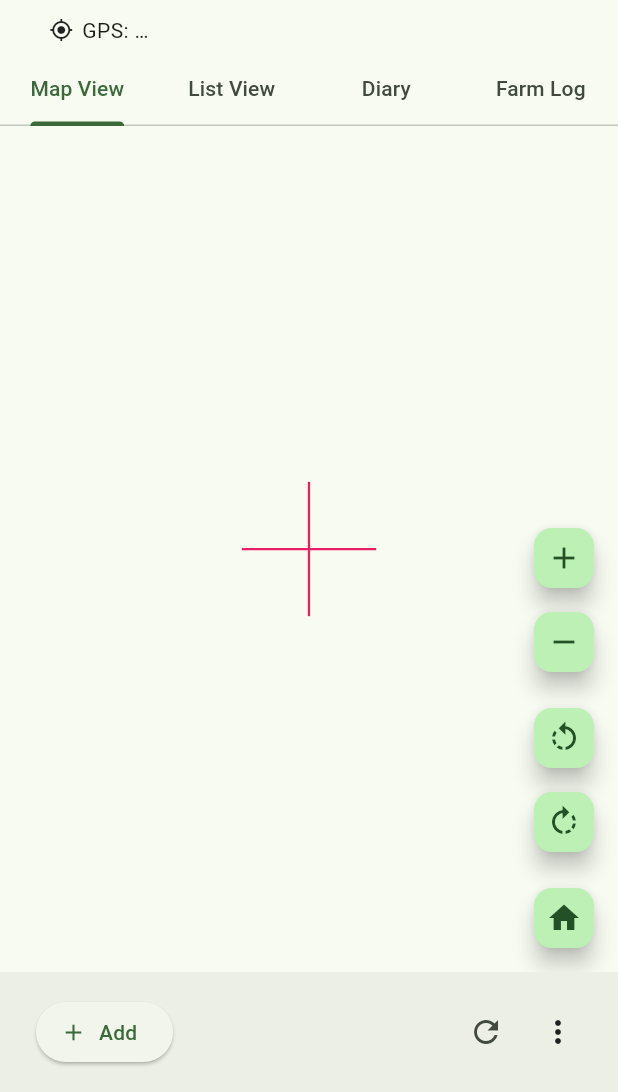
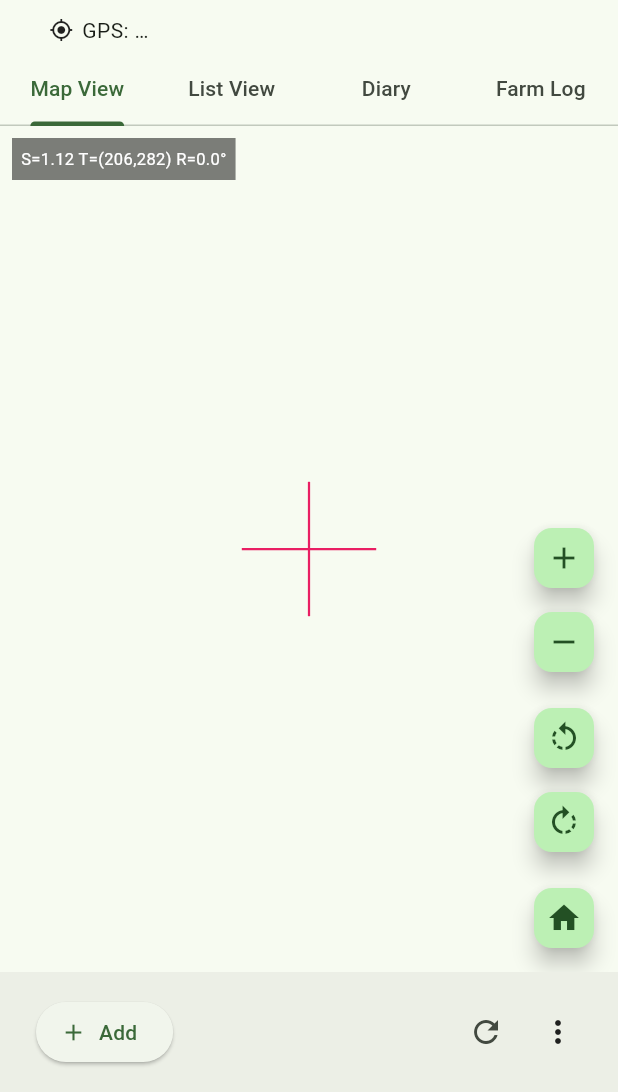
Before and after one commit to sivachan03/bhoomima, a Flutter app: the screen it shows after launch, after a tap on the "add" icon, on a phone screen of 412 x 824 dp, the part 144-1236 px from its top. Run offline on Flutter 3.47's test engine with Material 3 defaults, Android fonts, the phone set to English and light mode, and no system bars; our stand-ins replace connectivity_plus, flutter_compass, flutter_riverpod, flutter_svg, geocoding, geolocator and 4 more; missing offline and left inert: matrix_gesture_detector_pro; accounts and stored records are empty; generated files the repository leaves out were written again; statements that could not run were skipped.

Commit message:
- upto BM-300.4

```diff
--- a/lib/modules/map/java_style/java_style_map_view.dart
+++ b/lib/modules/map/java_style/java_style_map_view.dart
@@ -61,13 +61,15 @@ class _JavaStyleMapViewState extends ConsumerState<JavaStyleMapView> {
 
   void _onPointerDown(PointerDownEvent e) {
     _pointers[e.pointer] = e.localPosition;
-    debugPrint('[J2] down id=${e.pointer} pos=${e.localPosition}');
+    debugPrint(
+      '[J2] down id=${e.pointer} pos=${e.localPosition} '
+      'count=${_pointers.length}',
+    );
     _engine.onPointerDown(e.pointer, e.localPosition, _pointers);
   }
 
   void _onPointerMove(PointerMoveEvent e) {
     _pointers[e.pointer] = e.localPosition;
-
     if (_engine.isActive) {
       final update = _engine.onPointerMove(_pointers);
       debugPrint('[J2] move id=${e.pointer} update=$update');
@@ -81,13 +83,40 @@ class _JavaStyleMapViewState extends ConsumerState<JavaStyleMapView> {
   }
 
   void _onPointerUp(PointerUpEvent e) {
-    debugPrint('[J2] up id=${e.pointer}');
+    debugPrint(
+      '[J2] up id=${e.pointer} before-remove count=${_pointers.length}',
+    );
     _engine.onPointerUpOrCancel(e.pointer, _pointers);
+    debugPrint(
+      '[J2] up id=${e.pointer} after-remove count=${_pointers.length}',
+    );
   }
 
   void _onPointerCancel(PointerCancelEvent e) {
-    debugPrint('[J2] cancel id=${e.pointer}');
+    debugPrint(
+      '[J2] cancel id=${e.pointer} before-remove count=${_pointers.length}',
+    );
     _engine.onPointerUpOrCancel(e.pointer, _pointers);
+    debugPrint(
+      '[J2] cancel id=${e.pointer} after-remove count=${_pointers.length}',
+    );
+  }
+
+  Widget _buildDebugHud() {
+    return Positioned(
+      left: 8,
+      top: 8,
+      child: Container(
+        padding: const EdgeInsets.all(6),
+        color: Colors.black.withOpacity(0.5),
+        child: Text(
+          'S=${_xform.scale.toStringAsFixed(2)} '
+          'T=(${_xform.tx.toStringAsFixed(0)},${_xform.ty.toStringAsFixed(0)}) '
+          'R=${(_xform.rotRad * 180 / math.pi).toStringAsFixed(1)}°',
+          style: const TextStyle(color: Colors.white, fontSize: 11),
+        ),
+      ),
+    );
   }
 
   @override
@@ -192,6 +221,7 @@ class _JavaStyleMapViewState extends ConsumerState<JavaStyleMapView> {
                 child: const SizedBox.expand(),
               ),
             ),
+            _buildDebugHud(),
             Positioned(
               right: 12,
               bottom: 12,
```
